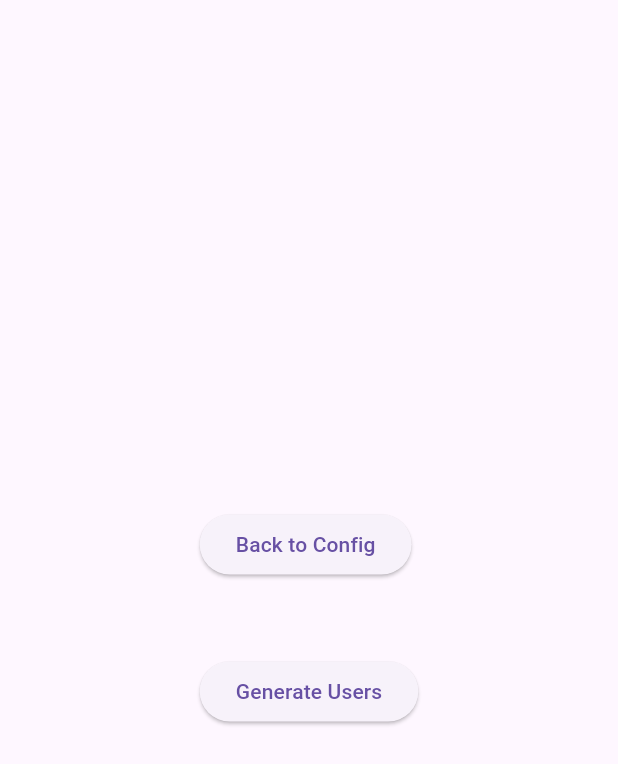
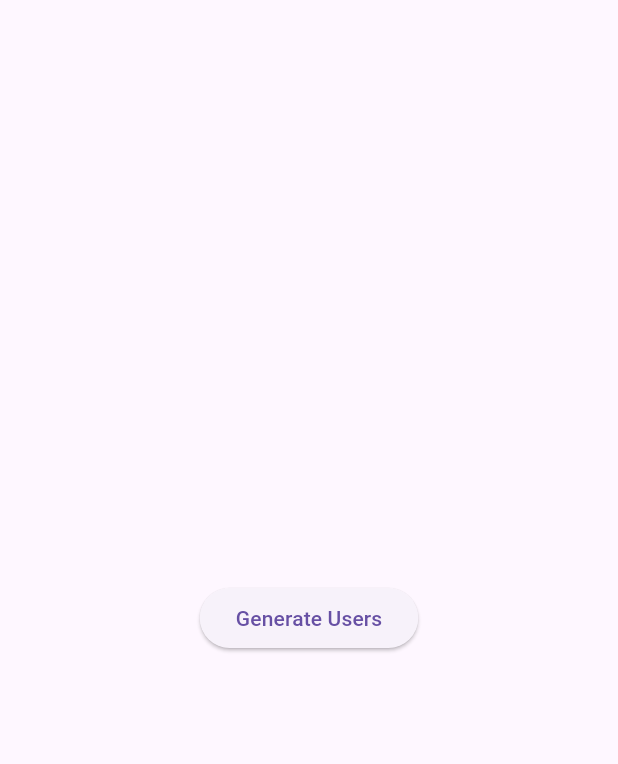
Before and after one commit to yayahc/_gen, a Flutter app: the screen it shows after launch, on a phone screen of 412 x 824 dp. Shown: the top 764 px of the screen. Run offline on Flutter 3.47's test engine with Material 3 defaults, Android fonts, the phone set to English and light mode, and no system bars; our stand-ins replace equatable, flutter_bloc, go_router; missing offline and left inert: orm.

Commit message:
app ready

```diff
--- a/lib/bloc/bloc.dart
+++ b/lib/bloc/bloc.dart
@@ -43,6 +43,7 @@ class GenBloc extends Bloc<GenEvent, GenState> {
   }
 
   void showSnack(GenUserEvent event) {
+    navKey.currentContext!.pop();
     ScaffoldMessenger.of(navKey.currentContext!).showSnackBar(SnackBar(
         content: Text("${event.count} users was succefuly generated ...")));
   }
--- a/lib/gen/gen_lib/get_users.dart
+++ b/lib/gen/gen_lib/get_users.dart
@@ -1,5 +1,3 @@
-import 'dart:developer';
-
 import 'config.dart';
 import 'generated/prisma/prisma.dart';
 
@@ -8,7 +6,7 @@ Future<void> getUsers() async {
 
   final user = await client.user
       .findUnique(where: const UserWhereUniqueInput(firstName: "Olivia"));
-  log((user?.lastName).toString());
+  print((user?.lastName).toString());
   client.$disconnect();
 }
 
--- a/lib/screens/gen_users_form.dart
+++ b/lib/screens/gen_users_form.dart
@@ -3,6 +3,7 @@ import 'package:app/bloc/event.dart';
 import 'package:app/bloc/state.dart';
 import 'package:flutter/material.dart';
 import 'package:flutter_bloc/flutter_bloc.dart';
+import 'package:go_router/go_router.dart';
 
 class GenUsersForm extends StatefulWidget {
   const GenUsersForm({super.key});
--- a/lib/screens/main_screen.dart
+++ b/lib/screens/main_screen.dart
@@ -40,9 +40,9 @@ class _MainScreenState extends State<MainScreen> {
             //     return const SizedBox();
             //   },
             // ),
-            ElevatedButton(
-                onPressed: () => _pushToConfig(context),
-                child: const Text("Back to Config")),
+            // ElevatedButton(
+            //     onPressed: () => _pushToConfig(context),
+            //     child: const Text("Back to Config")),
             const SizedBox(
               height: 50,
             ),
@@ -53,18 +53,26 @@ class _MainScreenState extends State<MainScreen> {
                     builder: (context) => const GenUsersForm(),
                   );
                 },
-                child: const Text("Generate Users"))
+                child: const Text("Generate Users")),
+            const SizedBox(
+              height: 50,
+            ),
+            // ElevatedButton(
+            //     onPressed: () => _getUsers(context),
+            //     child: const Text("Get users")),
           ],
         ),
       ),
     );
   }
 
+  // Future<void> _getUsers(BuildContext context) async {}
+
   // Future<void> _getUrlConfig() async {
   //   _dbConfigNotif.value = await getUrl();
   // }
 
-  void _pushToConfig(BuildContext context) {
-    context.go("/config");
-  }
+  // void _pushToConfig(BuildContext context) {
+  //   context.go("/config");
+  // }
 }
```
